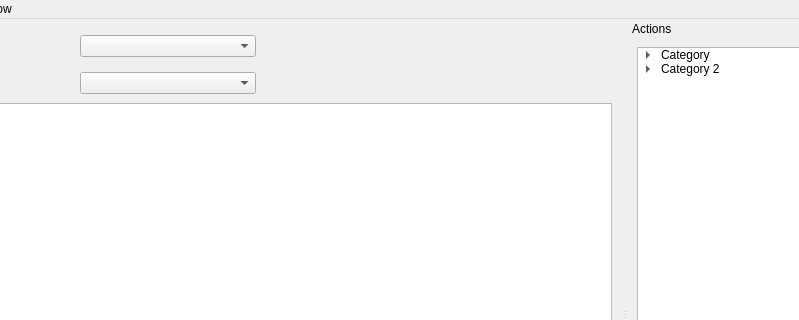
The window that GUI/windows/mainwindow.ui (VirtualStudioControl/VirtualStudioConfigurator) describes before a commit, drawn with Qt 5; both pictures show x 111 to 910 and y 0 to 320 of the 1013 by 638 pixel window.
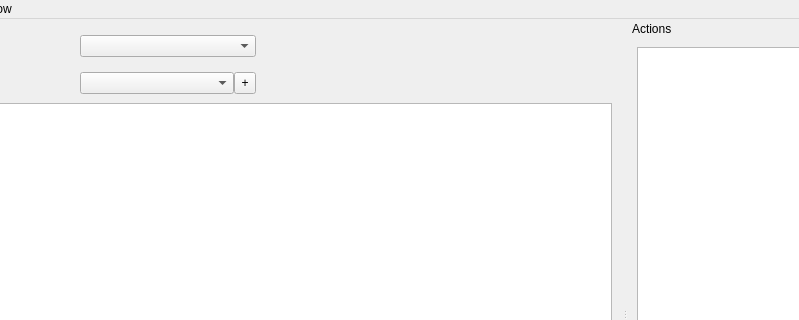
The same window after the commit. Custom widgets are drawn as their Qt base class.

Commit message: ActionList UI and ComDataProvider

```diff
--- a/GUI/windows/mainwindow.ui
+++ b/GUI/windows/mainwindow.ui
@@ -30,9 +30,6 @@
     <item row="0" column="1">
      <widget class="QComboBox" name="combo_device"/>
     </item>
-    <item row="1" column="1">
-     <widget class="QComboBox" name="combo_profile"/>
-    </item>
     <item row="0" column="0">
      <widget class="QLabel" name="label">
       <property name="text">
@@ -125,6 +122,55 @@
       </widget>
      </widget>
     </item>
+    <item row="1" column="1">
+     <widget class="QWidget" name="widget" native="true">
+      <property name="sizePolicy">
+       <sizepolicy hsizetype="Preferred" vsizetype="Fixed">
+        <horstretch>0</horstretch>
+        <verstretch>0</verstretch>
+       </sizepolicy>
+      </property>
+      <layout class="QHBoxLayout" name="horizontalLayout">
+       <property name="spacing">
+        <number>0</number>
+       </property>
+       <property name="leftMargin">
+        <number>0</number>
+       </property>
+       <property name="topMargin">
+        <number>0</number>
+       </property>
+       <property name="rightMargin">
+        <number>0</number>
+       </property>
+       <property name="bottomMargin">
+        <number>0</number>
+       </property>
+       <item>
+        <widget class="QComboBox" name="combo_profile"/>
+       </item>
+       <item>
+        <widget class="QToolButton" name="toolButton">
+         <property name="sizePolicy">
+          <sizepolicy hsizetype="Fixed" vsizetype="Fixed">
+           <horstretch>0</horstretch>
+           <verstretch>0</verstretch>
+          </sizepolicy>
+         </property>
+         <property name="minimumSize">
+          <size>
+           <width>22</width>
+           <height>22</height>
+          </size>
+         </property>
+         <property name="text">
+          <string>+</string>
+         </property>
+        </widget>
+       </item>
+      </layout>
+     </widget>
+    </item>
    </layout>
   </widget>
   <widget class="QMenuBar" name="menubar">
@@ -167,50 +213,31 @@
    <widget class="QWidget" name="actionDock">
     <layout class="QGridLayout" name="gridLayout_2">
      <item row="0" column="0">
-      <widget class="QTreeWidget" name="action_list_widget">
+      <widget class="QTreeView" name="action_list_widget">
+       <property name="editTriggers">
+        <set>QAbstractItemView::NoEditTriggers</set>
+       </property>
+       <property name="dragEnabled">
+        <bool>true</bool>
+       </property>
+       <property name="dragDropMode">
+        <enum>QAbstractItemView::DragOnly</enum>
+       </property>
+       <property name="alternatingRowColors">
+        <bool>false</bool>
+       </property>
+       <property name="indentation">
+        <number>10</number>
+       </property>
+       <property name="animated">
+        <bool>true</bool>
+       </property>
        <attribute name="headerVisible">
         <bool>false</bool>
        </attribute>
-       <column>
-        <property name="text">
-         <string/>
-        </property>
-       </column>
-       <item>
-        <property name="text">
-         <string>Category</string>
-        </property>
-        <item>
-         <property name="text">
-          <string>Subcategory</string>
-         </property>
-         <item>
-          <property name="text">
-           <string>Action 0</string>
-          </property>
-         </item>
-        </item>
-        <item>
-         <property name="text">
-          <string>Action 1</string>
-         </property>
-        </item>
-        <item>
-         <property name="text">
-          <string>Action 2</string>
-         </property>
-        </item>
-       </item>
-       <item>
-        <property name="text">
-         <string>Category 2</string>
-        </property>
-        <item>
-         <property name="text">
-          <string>Action 3</string>
-         </property>
-        </item>
-       </item>
+       <attribute name="headerDefaultSectionSize">
+        <number>35</number>
+       </attribute>
       </widget>
      </item>
     </layout>
```
Left out of the diff: 4 changed lines with no effect on the pictures. The commit also changes 20 other files.
